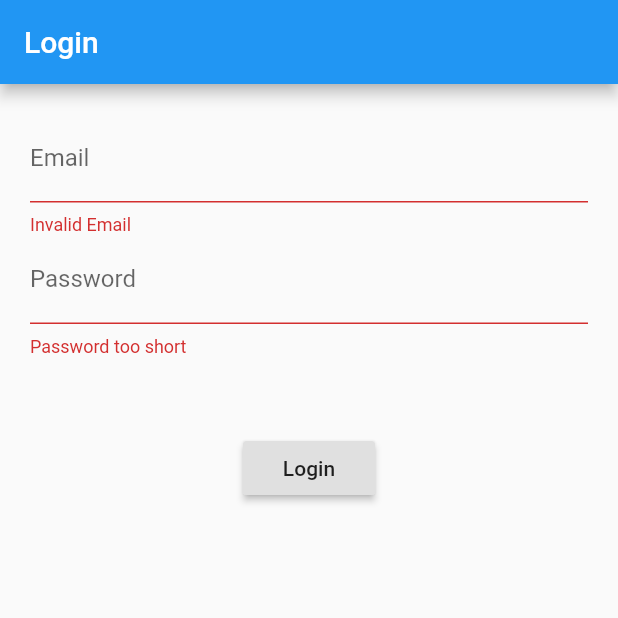
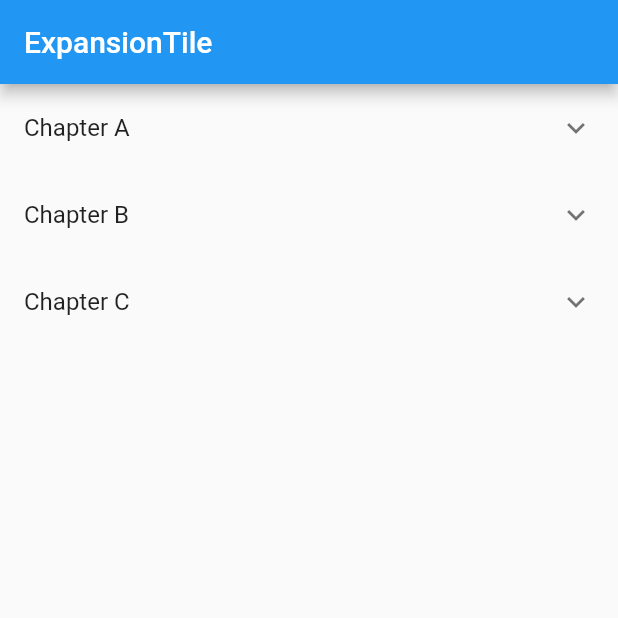
Before and after one commit to briansmith-ucf/schedul_r, a Flutter app: the screen it shows after launch, after a tap on "Login", on a phone screen of 412 x 824 dp, the top half of it. Run offline on Flutter 3.47's test engine with Material 2 defaults, Android fonts, the phone set to English and light mode, and no system bars.

Commit message:
moved things out of main and into their own libraries

```diff
--- /dev/null
+++ b/lib/class_list.dart
@@ -0,0 +1,91 @@
+import 'package:flutter/material.dart';
+
+class ExpansionTileSample extends StatelessWidget {
+  @override
+  Widget build(BuildContext context) {
+    return MaterialApp(
+      home: Scaffold(
+        appBar: AppBar(
+          title: const Text('ExpansionTile'),
+        ),
+        body: ListView.builder(
+          itemBuilder: (BuildContext context, int index) =>
+              EntryItem(data[index]),
+          itemCount: data.length,
+        ),
+      ),
+    );
+  }
+}
+
+// One entry in the multilevel list displayed by this app.
+class Entry {
+  Entry(this.title, [this.children = const <Entry>[]]);
+
+  final String title;
+  final List<Entry> children;
+}
+
+// The entire multilevel list displayed by this app.
+final List<Entry> data = <Entry>[
+  Entry(
+    'Chapter A',
+    <Entry>[
+      Entry(
+        'Section A0',
+        <Entry>[
+          Entry('Item A0.1'),
+          Entry('Item A0.2'),
+          Entry('Item A0.3'),
+        ],
+      ),
+      Entry('Section A1'),
+      Entry('Section A2'),
+    ],
+  ),
+  Entry(
+    'Chapter B',
+    <Entry>[
+      Entry('Section B0'),
+      Entry('Section B1'),
+    ],
+  ),
+  Entry(
+    'Chapter C',
+    <Entry>[
+      Entry('Section C0'),
+      Entry('Section C1'),
+      Entry(
+        'Section C2',
+        <Entry>[
+          Entry('Item C2.0'),
+          Entry('Item C2.1'),
+          Entry('Item C2.2'),
+          Entry('Item C2.3'),
+        ],
+      ),
+    ],
+  ),
+];
+
+// Displays one Entry. If the entry has children then it's displayed
+// with an ExpansionTile.
+class EntryItem extends StatelessWidget {
+  const EntryItem(this.entry);
+
+  final Entry entry;
+
+  Widget _buildTiles(Entry root) {
+    if (root.children.isEmpty) return ListTile(title: Text(root.title));
+    return ExpansionTile(
+      key: PageStorageKey<Entry>(root),
+      title: Text(root.title),
+      children: root.children.map(_buildTiles).toList(),
+    );
+  }
+
+  @override
+  Widget build(BuildContext context) {
+    return _buildTiles(entry);
+  }
+}
--- /dev/null
+++ b/lib/login.dart
@@ -0,0 +1,168 @@
+import 'package:flutter/material.dart';
+import 'package:schedul_r/routing_names.dart';
+// import 'routes.dart' as routes;
+
+// class MyHomePage extends StatefulWidget
+// {
+//   @override
+//   _MyHomePageState createState() => new _MyHomePageState();
+// }
+
+class Login extends StatelessWidget
+{
+  const Login({Key key, @required this.onSubmit,}) : super(key: key);
+
+  final VoidCallback onSubmit;
+  static final TextEditingController _user = new TextEditingController();
+  static final TextEditingController _pass = new TextEditingController();
+
+  String get username => _user.text;
+  String get password => _pass.text;
+
+
+  @override
+  Widget build(BuildContext context)
+  {
+    return new Scaffold(
+      resizeToAvoidBottomPadding: false,
+      body:  Column(
+        crossAxisAlignment: CrossAxisAlignment.start,
+        children: <Widget>[
+          Container(
+            child: Stack(
+              children: <Widget>[
+                Container(
+                  padding: EdgeInsets.fromLTRB(15.0, 110.0, 0.0, 0.0),
+                  child: Text(
+                    'SchedulR',
+                    style: TextStyle(
+                      fontFamily: 'Montserrat',
+                      fontSize: 75.0, fontWeight: FontWeight.bold
+                    )
+                  )
+                ),
+                Container(
+                  padding: EdgeInsets.fromLTRB(125.0, 200.0, 0.0, 0.0),
+                  child: Text(
+                    'U Can Finish',
+                    style: TextStyle(
+                      fontFamily: 'Montserrat',
+                      fontSize: 25.0, fontWeight: FontWeight.bold
+                    )
+                  )
+                )
+              ],
+            )
+          ),
+          Container(
+            padding: EdgeInsets.only(top: 35.0, left: 20.0, right: 20.0),
+            child: Column(
+              children: <Widget>[
+                TextField(
+                  controller: _user,
+                  decoration: InputDecoration(
+                    labelText: 'Email',
+                    labelStyle: TextStyle(
+                      fontFamily: 'Montserrat',
+                      fontWeight: FontWeight.bold,
+                      color: Colors.grey
+                    ),
+                    focusedBorder: UnderlineInputBorder(
+                      borderSide: BorderSide(color: Colors.amber[500])
+                    ),
+                  )
+                ),
+                SizedBox(height: 20.0),
+                TextField(
+                  controller: _user,
+                  decoration: InputDecoration(
+                    labelText: 'Password',
+                    labelStyle: TextStyle(
+                      fontFamily: 'Montserrat',
+                      fontWeight: FontWeight.bold,
+                      color: Colors.grey
+                    ),
+                    focusedBorder: UnderlineInputBorder(
+                      borderSide: BorderSide(color: Colors.amber[500])
+                    )
+                  ),
+                  obscureText: true,
+                ),
+                SizedBox(height: 5.0),
+                Container(
+                  alignment: Alignment(1.0, 0.0),
+                  padding: EdgeInsets.only(top:20.0, left: 20.0),
+                  child: InkWell(
+                    child: Text('Forgot Password?',
+                    style: TextStyle(
+                      color: Colors.amber[500],
+                      fontWeight: FontWeight.bold,
+                      fontFamily: 'Montserrat',
+                      decoration: TextDecoration.underline)
+                    )
+                  )
+                ),
+                SizedBox(height: 40.0),
+                Container(
+                  height: 60.0,
+                  child: Material(
+                    borderRadius: BorderRadius.circular(40.0),
+                    shadowColor: Colors.amberAccent,
+                    color: Colors.amber[500],
+                    elevation: 7.0,
+                    child: GestureDetector(
+                      onTap: () {
+                        Navigator.pushNamed(context, ClassViewRoute);
+                      },
+                      child: Center(
+                        child: Text(
+                          'Login',
+                          style: TextStyle(
+                            color: Colors.black,
+                            fontWeight: FontWeight.bold,
+                            fontFamily: 'Montserrat'
+                          ),
+                        ),),
+                    ),
+                  ),
+                ),
+                SizedBox(height: 40.0),
+                Container(
+                  height: 60.0,
+                  child: Material(
+                    borderRadius: BorderRadius.circular(40.0),
+                    shadowColor: Colors.amberAccent,
+                    color: Colors.amber[500],
+                    elevation: 7.0,
+                    child: GestureDetector(
+                      onTap: () async {
+                        var navigationResult = await Navigator.pushNamed(context, RegisterRoute);
+                        if (navigationResult == 'fromRegister')
+                        {
+                          showDialog(context: context,
+                          builder: (context) => AlertDialog(
+                            title: Text("Successfully Registered!")
+                          ));
+                        }
+                      },
+
+                      child: Center(
+                        child: Text(
+                          'Register',
+                          style: TextStyle(
+                            color: Colors.black,
+                            fontWeight: FontWeight.bold,
+                            fontFamily: 'Montserrat'
+                          ),
+                        ),),
+                    ),
+                  ),
+                )
+              ],
+            ),
+          )
+        ],
+      ),
+    );
+  }
+}
--- a/lib/main.dart
+++ b/lib/main.dart
@@ -3,6 +3,8 @@
 // found in the LICENSE file.
 
 import 'package:flutter/material.dart';
+import 'package:schedul_r/routing_names.dart';
+import 'routes.dart' as routes;
 
 void main() => runApp(MyApp());
 
@@ -12,93 +14,9 @@ class MyApp extends StatelessWidget
   Widget build(BuildContext context)
   {
     return new MaterialApp(
-      theme: new ThemeData(),
-      home: new FormPage(),
+      debugShowCheckedModeBanner: false,
+      onGenerateRoute: routes.generateRoute,
+      initialRoute: LoginViewRoute,
     );
   }
 }
-
-class FormPage extends StatefulWidget
-{
-  @override
-  _FormPageState createState() => new _FormPageState();
-}
-
-class _FormPageState extends State<FormPage>
-{
-  final scaffoldKey = new GlobalKey<ScaffoldState>();
-  final formKey = new GlobalKey<FormState>();
-  String _email;
-  String _password;
-
-  @override
-  void initState()
-  {
-    super.initState();
-  }
-
-  @override
-  void dispose()
-  {
-    super.dispose();
-  }
-
-  void _submit()
-  {
-    final form = formKey.currentState;
-
-    if (form.validate())
-    {
-      form.save();
-      performLogin();
-    }
-  }
-
-  void performLogin()
-  {
-    final snackbar = new SnackBar(
-      content: new Text("Email: $_email, password: $_password"),
-    );
-
-    scaffoldKey.currentState.showSnackBar(snackbar);
-  }
-
-  @override
-  Widget build(BuildContext context)
-  {
-    return new Scaffold(
-      key: scaffoldKey,
-      appBar: new AppBar(
-        title: new Text("Login"),
-      ),
-      body: new Padding(
-        padding: const EdgeInsets.all(20.0),
-        child: new Form(
-          key: formKey,
-          child: new Column(
-            children: <Widget>[
-              new TextFormField(
-                decoration: new InputDecoration(labelText: "Email"),
-                validator: (val) => !val.contains('@') ? 'Invalid Email' : null,
-                onSaved: (val) => _email = val,
-              ),
-              new TextFormField(
-                decoration: new InputDecoration(labelText: "Password"),
-                validator: (val) => val.length < 6 ? 'Password too short' : null,
-                onSaved: (val) => _password = val,
-                obscureText: true,
-              ),
-              new Padding(
-                padding: const EdgeInsets.only(top: 50.0),
-              ),
-              new RaisedButton(
-                child: new Text("Login"),
-                onPressed: _submit,
-              )
-            ],
-          )
-        )
-        )
-    );
-  }
-}
--- /dev/null
+++ b/lib/routes.dart
@@ -0,0 +1,21 @@
+import 'package:flutter/material.dart';
+import 'package:schedul_r/class_list.dart';
+import 'package:schedul_r/login.dart';
+import 'package:schedul_r/routing_names.dart';
+import 'package:schedul_r/signup.dart';
+import 'package:schedul_r/undefined_route.dart';
+
+Route<dynamic> generateRoute(RouteSettings settings)
+{
+  switch(settings.name)
+  {
+    case LoginViewRoute:
+      return MaterialPageRoute(builder: (context) => Login(onSubmit: null));
+    case RegisterRoute:
+      return MaterialPageRoute(builder: (context) => SignupPage());
+    case ClassViewRoute:
+      return MaterialPageRoute(builder: (context) => ExpansionTileSample());
+    default:
+      return MaterialPageRoute(builder: (context) => UndefinedView(name: settings.name));
+  }
+}
--- /dev/null
+++ b/lib/routing_names.dart
@@ -0,0 +1,3 @@
+const String LoginViewRoute = '/';
+const String RegisterRoute = 'register';
+const String ClassViewRoute = 'classes';
```
Also changed, not shown: lib/signup.dart (added, +138 -0 lines), lib/undefined_route.dart (added, +17 -0 lines), fonts/Montserrat-Bold.ttf (added), 1 other file.
